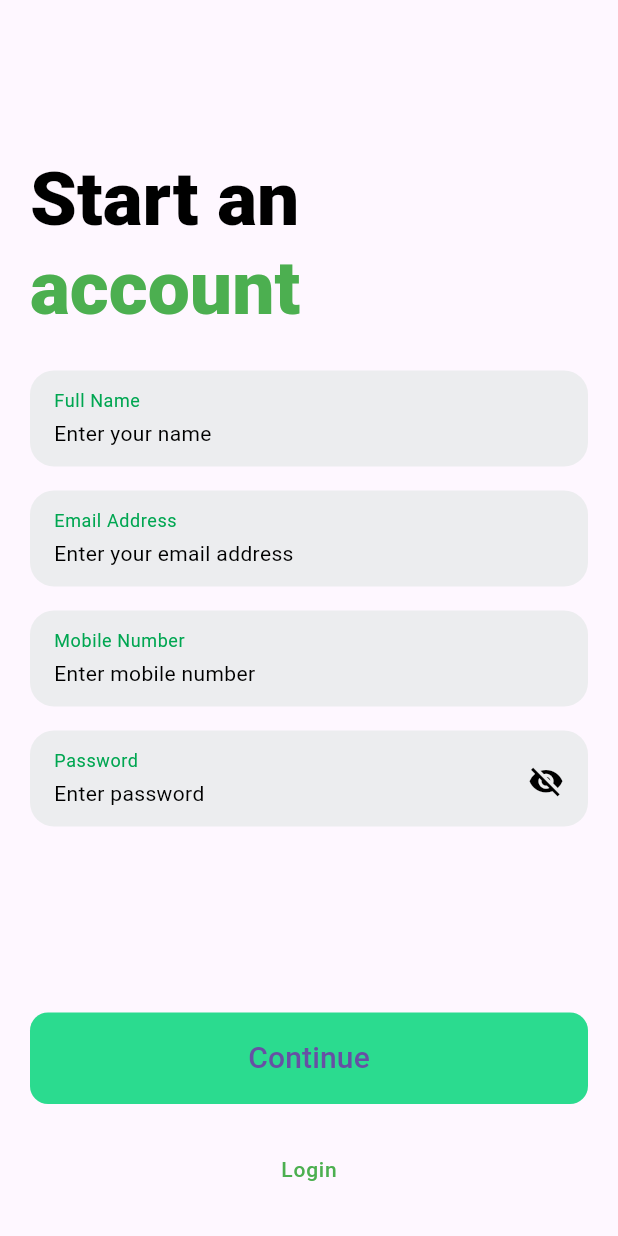
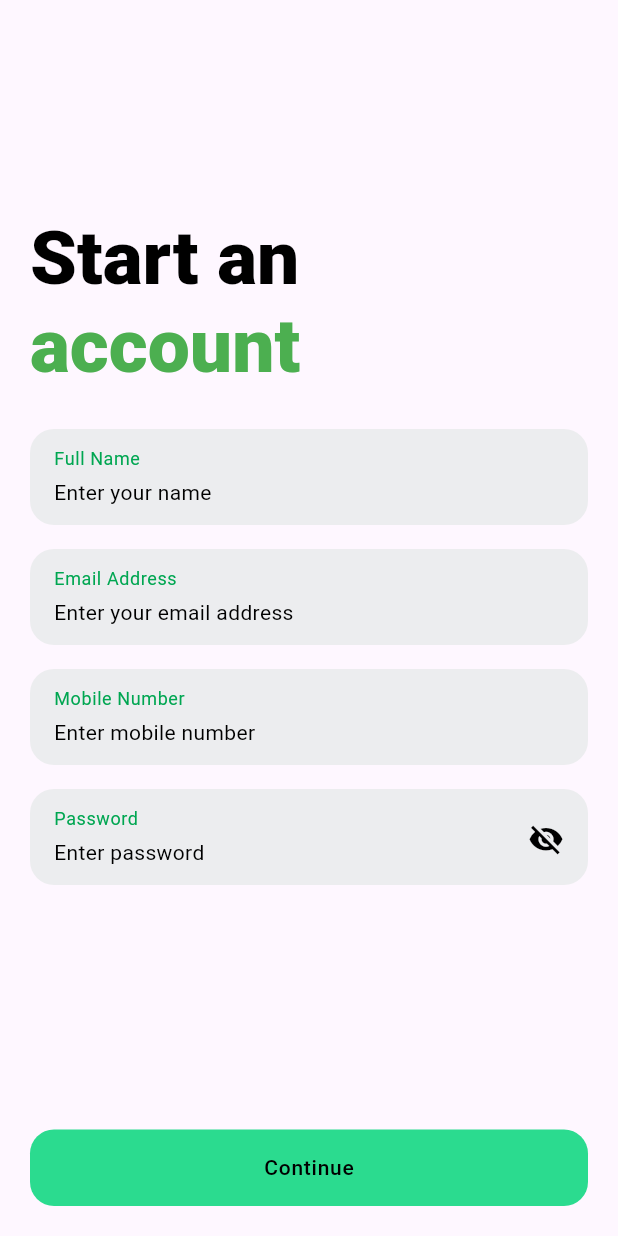
Before and after one commit to bjgeronimo-maya/cadetbank, a Flutter app: the RegistrationScreen screen opened by its route, on a phone screen of 412 x 824 dp. Run offline on Flutter 3.47's test engine with Material 3 defaults, Android fonts, the phone set to English and light mode, and no system bars; our stand-ins replace dio, equatable, flutter_bloc, freezed_annotation, get_it, lottie and 1 more.

Commit message:
feat: polished bottom navbar

```diff
--- a/lib/presentation/screens/registration/registration_screen.dart
+++ b/lib/presentation/screens/registration/registration_screen.dart
@@ -48,32 +48,14 @@ class RegistrationScreen extends StatelessWidget {
     ),
     bottomNavigationBar: Padding(
       padding: const EdgeInsets.all(Dimens.s20),
-          child: Column(
-            mainAxisSize: MainAxisSize.min,
-            children: [
-              ElevatedButton(
-                onPressed: () {},
-                style: ElevatedButton.styleFrom(
-                  minimumSize: const Size.fromHeight(10),
-                  shape: RoundedRectangleBorder(
-                    borderRadius: BorderRadius.circular(12),
-                  ),
-                ),
-                child: const Text(Strings.kContinue),
-              ),
-              const SizedBox(height: Dimens.s20),
-              TextButton(
+      child: ElevatedButton(
         onPressed: () {
           Navigator.pushReplacementNamed(context, Routes.login);
         },
         child: Text(
-                  Strings.login,
-                  style: Theme.of(context).textTheme.labelMedium?.copyWith(
-                        color: Colors.green,
+          Strings.kContinue,
+          style: Theme.of(context).textTheme.labelMedium,
         ),
-                ),
-              ),
-            ],
       ),
     ),
   );
```
Lines whose indentation alone changed are shown as unchanged.
